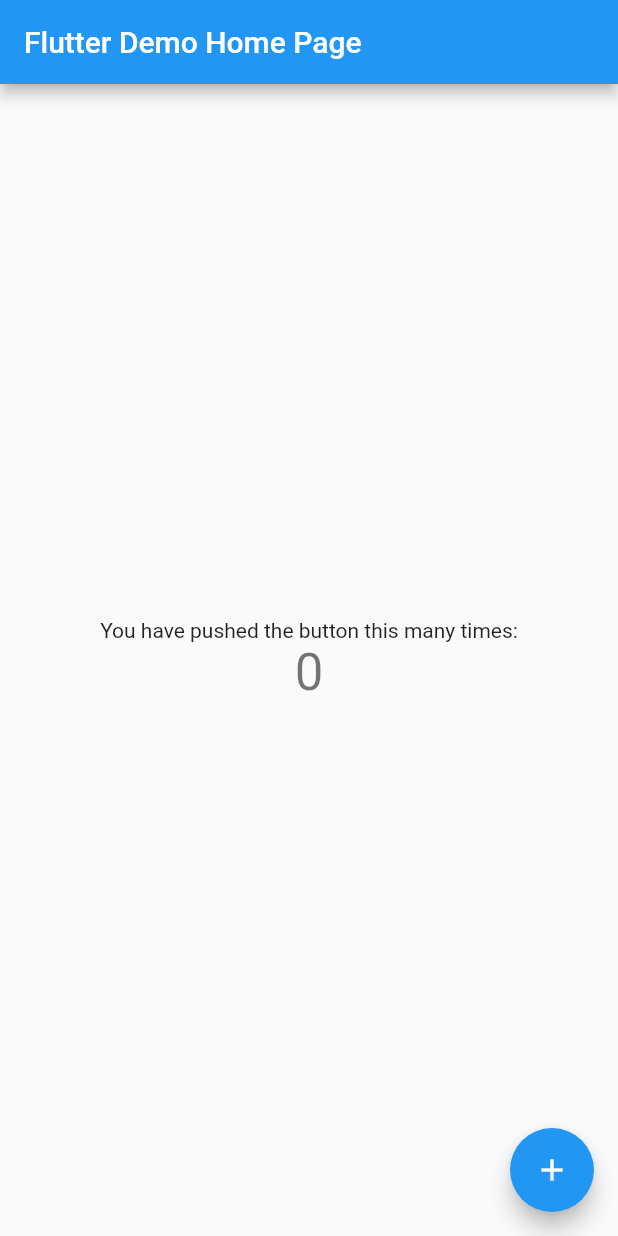
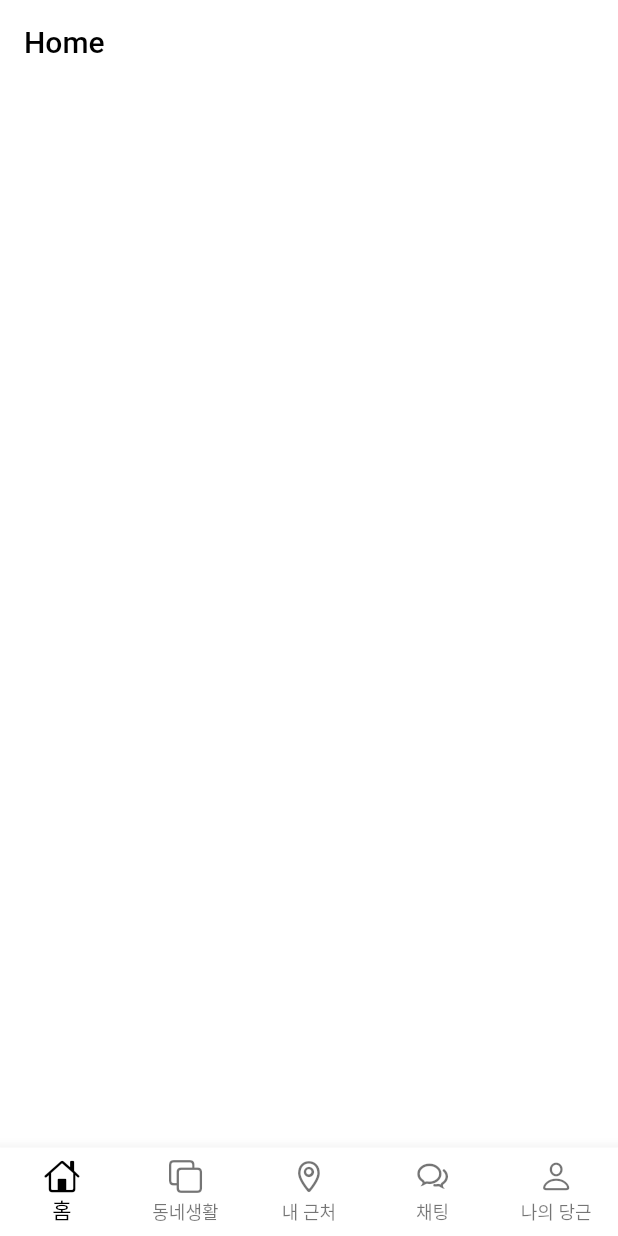
Before and after one commit to paxFortuna/UI-Carrot-Market, a Flutter app: the screen it shows after launch, on a phone screen of 412 x 824 dp. Run offline on Flutter 3.47's test engine with Material 2 defaults, Android fonts, the phone set to English and light mode, and no system bars; our stand-ins replace font_awesome_flutter, google_fonts.

Commit message:
feat: components & screen structure

```diff
--- a/lib/main.dart
+++ b/lib/main.dart
@@ -1,4 +1,7 @@
 import 'package:flutter/material.dart';
+import 'package:ui_carrot_market/screens/main_screen.dart';
+
+import 'theme.dart';
 
 void main() {
   runApp(const MyApp());
@@ -7,109 +10,12 @@ void main() {
 class MyApp extends StatelessWidget {
   const MyApp({super.key});
 
-  // This widget is the root of your application.
   @override
   Widget build(BuildContext context) {
-    return MaterialApp(
-      title: 'Flutter Demo',
-      theme: ThemeData(
-        // This is the theme of your application.
-        //
-        // Try running your application with "flutter run". You'll see the
-        // application has a blue toolbar. Then, without quitting the app, try
-        // changing the primarySwatch below to Colors.green and then invoke
-        // "hot reload" (press "r" in the console where you ran "flutter run",
-        // or simply save your changes to "hot reload" in a Flutter IDE).
-        // Notice that the counter didn't reset back to zero; the application
-        // is not restarted.
-        primarySwatch: Colors.blue,
-      ),
-      home: const MyHomePage(title: 'Flutter Demo Home Page'),
+    return MaterialApp(title: 'carrot_market_ui',
+        debugShowCheckedModeBanner: false,
+        home: const MainScreen(),
+        theme: theme,
     );
   }
 }
-
-class MyHomePage extends StatefulWidget {
-  const MyHomePage({super.key, required this.title});
-
-  // This widget is the home page of your application. It is stateful, meaning
-  // that it has a State object (defined below) that contains fields that affect
-  // how it looks.
-
-  // This class is the configuration for the state. It holds the values (in this
-  // case the title) provided by the parent (in this case the App widget) and
-  // used by the build method of the State. Fields in a Widget subclass are
-  // always marked "final".
-
-  final String title;
-
-  @override
-  State<MyHomePage> createState() => _MyHomePageState();
-}
-
-class _MyHomePageState extends State<MyHomePage> {
-  int _counter = 0;
-
-  void _incrementCounter() {
-    setState(() {
-      // This call to setState tells the Flutter framework that something has
-      // changed in this State, which causes it to rerun the build method below
-      // so that the display can reflect the updated values. If we changed
-      // _counter without calling setState(), then the build method would not be
-      // called again, and so nothing would appear to happen.
-      _counter++;
-    });
-  }
-
-  @override
-  Widget build(BuildContext context) {
-    // This method is rerun every time setState is called, for instance as done
-    // by the _incrementCounter method above.
-    //
-    // The Flutter framework has been optimized to make rerunning build methods
-    // fast, so that you can just rebuild anything that needs updating rather
-    // than having to individually change instances of widgets.
-    return Scaffold(
-      appBar: AppBar(
-        // Here we take the value from the MyHomePage object that was created by
-        // the App.build method, and use it to set our appbar title.
-        title: Text(widget.title),
-      ),
-      body: Center(
-        // Center is a layout widget. It takes a single child and positions it
-        // in the middle of the parent.
-        child: Column(
-          // Column is also a layout widget. It takes a list of children and
-          // arranges them vertically. By default, it sizes itself to fit its
-          // children horizontally, and tries to be as tall as its parent.
-          //
-          // Invoke "debug painting" (press "p" in the console, choose the
-          // "Toggle Debug Paint" action from the Flutter Inspector in Android
-          // Studio, or the "Toggle Debug Paint" command in Visual Studio Code)
-          // to see the wireframe for each widget.
-          //
-          // Column has various properties to control how it sizes itself and
-          // how it positions its children. Here we use mainAxisAlignment to
-          // center the children vertically; the main axis here is the vertical
-          // axis because Columns are vertical (the cross axis would be
-          // horizontal).
-          mainAxisAlignment: MainAxisAlignment.center,
-          children: <Widget>[
-            const Text(
-              'You have pushed the button this many times:',
-            ),
-            Text(
-              '$_counter',
-              style: Theme.of(context).textTheme.headline4,
-            ),
-          ],
-        ),
-      ),
-      floatingActionButton: FloatingActionButton(
-        onPressed: _incrementCounter,
-        tooltip: 'Increment',
-        child: const Icon(Icons.add),
-      ), // This trailing comma makes auto-formatting nicer for build methods.
-    );
-  }
-}
--- /dev/null
+++ b/lib/screens/home/home_screen.dart
@@ -0,0 +1,18 @@
+import 'package:flutter/material.dart';
+
+class HomeScreen extends StatelessWidget {
+  const HomeScreen({Key? key}) : super(key: key);
+
+  @override
+  Widget build(BuildContext context) {
+    return Scaffold(
+      appBar: AppBar(
+        title: const Text('Home',
+          style: TextStyle(
+            color: Colors.black,
+          ),),
+      ),
+      body: Container(),
+    );
+  }
+}
--- /dev/null
+++ b/lib/screens/main_screen.dart
@@ -0,0 +1,60 @@
+import 'package:flutter/cupertino.dart';
+import 'package:flutter/material.dart';
+
+import 'chatting/chatting_screen.dart';
+import 'home/home_screen.dart';
+import 'my_carrot/my_carrot_screen.dart';
+import 'near_me/near_me_screen.dart';
+import 'neighborhood_life/neighborhood_life_screen.dart';
+
+class MainScreen extends StatefulWidget {
+  const MainScreen({Key? key}) : super(key: key);
+
+  @override
+  State<MainScreen> createState() => _MainScreenState();
+}
+
+class _MainScreenState extends State<MainScreen> {
+
+  int _selectedIndex = 0;
+
+  @override
+  Widget build(BuildContext context) {
+    return Scaffold(
+      body: IndexedStack(
+        index: _selectedIndex,
+        children: const [
+          HomeScreen(),
+          NeighborhoodLifeScreen(),
+          NearMeScreen(),
+          ChattingScreen(),
+          MyCarrotScreen()
+        ],
+      ),
+      bottomNavigationBar: BottomNavigationBar(
+        backgroundColor: Colors.white,
+        type: BottomNavigationBarType.fixed,
+        currentIndex: _selectedIndex,
+        selectedItemColor: Colors.black,
+        unselectedItemColor: Colors.black54,
+        onTap: (index) {
+          setState(() {
+            _selectedIndex = index;
+          });
+        },
+        items: const [
+          BottomNavigationBarItem(
+              label: '홈', icon: Icon(CupertinoIcons.home)),
+          BottomNavigationBarItem(
+              label: '동네생활', icon: Icon(CupertinoIcons.square_on_square)),
+          BottomNavigationBarItem(
+              label: '내 근처', icon: Icon(CupertinoIcons.placemark)),
+          BottomNavigationBarItem(
+              label: '채팅', icon: Icon(CupertinoIcons.chat_bubble_2)),
+          BottomNavigationBarItem(
+              label: '나의 당근', icon: Icon(CupertinoIcons.person)),
+        ],
+      ),
+    );
+  }
+}
```
Also changed, not shown: lib/screens/chatting/chatting_screen.dart (added, +20 -0 lines), lib/screens/components/appbar_preferred_size.dart (added, +25 -0 lines), lib/screens/components/image_container.dart (added, +29 -0 lines), lib/screens/my_carrot/my_carrot_screen.dart (added, +18 -0 lines), lib/screens/near_me/near_me_screen.dart (added, +18 -0 lines), lib/screens/neighborhood_life/neighborhood_life_screen.dart (added, +18 -0 lines).
